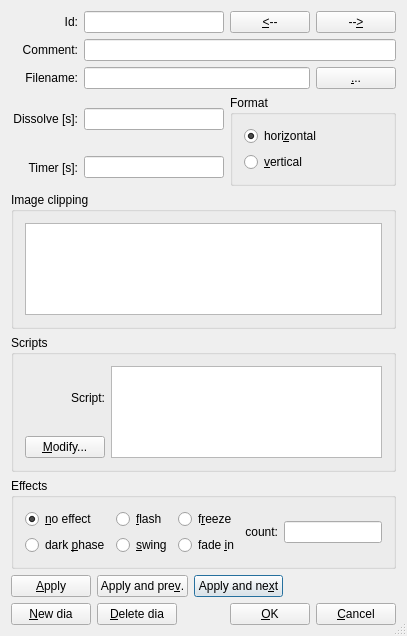
Qt form src/DiaInfoDlg4.ui (mneuroth/MinDia) before a commit.
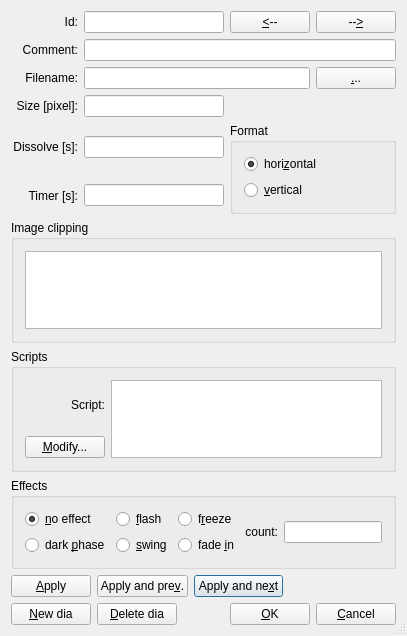
The same form after that commit.

Commit message: added imag size output to dialog

Diff of the .ui file:
```diff
--- a/src/DiaInfoDlg4.ui
+++ b/src/DiaInfoDlg4.ui
@@ -94,7 +94,14 @@
     </widget>
    </item>
    <item row="2" column="1" colspan="3">
-    <widget class="QLineEdit" name="m_pFileNameEdit"/>
+    <widget class="QLineEdit" name="m_pFileNameEdit">
+     <property name="enabled">
+      <bool>true</bool>
+     </property>
+     <property name="readOnly">
+      <bool>true</bool>
+     </property>
+    </widget>
    </item>
    <item row="2" column="4">
     <widget class="QPushButton" name="m_pFileNameButton">
@@ -103,7 +110,7 @@
      </property>
     </widget>
    </item>
-   <item row="3" column="0">
+   <item row="4" column="0">
     <widget class="QLabel" name="DissolveLabel">
      <property name="text">
       <string>Dissolve [s]:</string>
@@ -116,10 +123,10 @@
      </property>
     </widget>
    </item>
-   <item row="3" column="1" colspan="2">
+   <item row="4" column="1" colspan="2">
     <widget class="QLineEdit" name="m_pDissolveEdit"/>
    </item>
-   <item row="9" column="0" colspan="5">
+   <item row="10" column="0" colspan="5">
     <widget class="QGroupBox" name="m_pEffectButtonGroup">
      <property name="title">
       <string>Effects</string>
@@ -203,7 +210,7 @@
      </layout>
     </widget>
    </item>
-   <item row="10" column="0" colspan="5">
+   <item row="11" column="0" colspan="5">
     <layout class="QVBoxLayout">
      <item>
       <layout class="QHBoxLayout">
@@ -345,7 +352,7 @@
      </property>
     </widget>
    </item>
-   <item row="5" column="0" colspan="5">
+   <item row="6" column="0" colspan="5">
     <widget class="QGroupBox" name="m_pBoxClipping">
      <property name="title">
       <string>Image clipping</string>
@@ -357,10 +364,10 @@
      </layout>
     </widget>
    </item>
-   <item row="4" column="1" colspan="2">
+   <item row="5" column="1" colspan="2">
     <widget class="QLineEdit" name="m_pTimerEdit"/>
    </item>
-   <item row="4" column="0">
+   <item row="5" column="0">
     <widget class="QLabel" name="TimerLabel">
      <property name="text">
       <string>Timer [s]:</string>
@@ -373,7 +380,7 @@
      </property>
     </widget>
    </item>
-   <item row="3" column="3" rowspan="2" colspan="2">
+   <item row="4" column="3" rowspan="2" colspan="2">
     <widget class="QGroupBox" name="m_pSlideFormat">
      <property name="title">
       <string>Format</string>
@@ -399,7 +406,7 @@
      </layout>
     </widget>
    </item>
-   <item row="8" column="0" colspan="5">
+   <item row="9" column="0" colspan="5">
     <widget class="QGroupBox" name="m_pBoxScripts">
      <property name="title">
       <string>Scripts</string>
@@ -435,6 +442,26 @@
      </layout>
     </widget>
    </item>
+   <item row="3" column="0">
+    <widget class="QLabel" name="label">
+     <property name="text">
+      <string>Size [pixel]:</string>
+     </property>
+     <property name="alignment">
+      <set>Qt::AlignRight|Qt::AlignTrailing|Qt::AlignVCenter</set>
+     </property>
+    </widget>
+   </item>
+   <item row="3" column="1" colspan="2">
+    <widget class="QLineEdit" name="m_pImageSize">
+     <property name="enabled">
+      <bool>true</bool>
+     </property>
+     <property name="readOnly">
+      <bool>true</bool>
+     </property>
+    </widget>
+   </item>
   </layout>
  </widget>
  <layoutdefault spacing="6" margin="11"/>
```
The commit also changes 1 other file.
